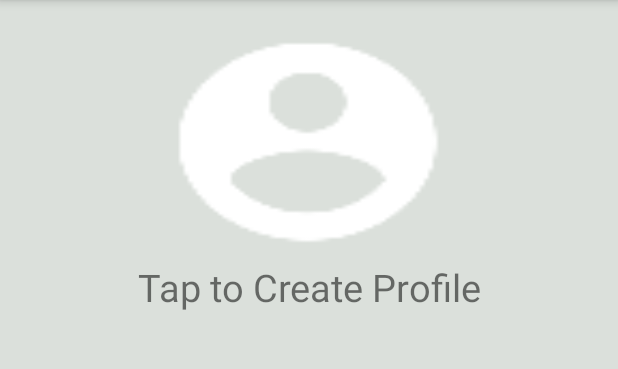
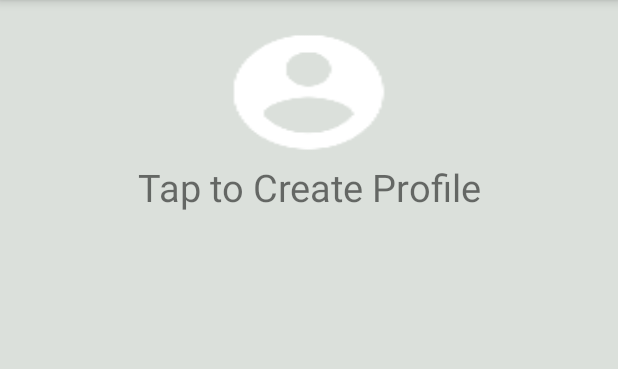
Before and after one commit to ChetMokh/Cliqbac, an Android app: the screen it shows after launch (MainActivity), on a phone screen of 412 x 824 dp, the part 289-658 px from its top. Run offline under Robolectric (Android 15) with nearby library versions, the phone set to English and light mode, and no system bars.

Commit message:
commit for pull

```diff
--- a/app/src/main/res/layout/content_main.xml
+++ b/app/src/main/res/layout/content_main.xml
@@ -17,8 +17,8 @@
 
 
     <ImageButton
-        android:layout_width="206dp"
-        android:layout_height="158dp"
+        android:layout_width="120dp"
+        android:layout_height="91dp"
         android:id="@+id/profileButton"
         android:background="@drawable/ic_account_circle"
         android:contentDescription="@string/profile_button"
```
